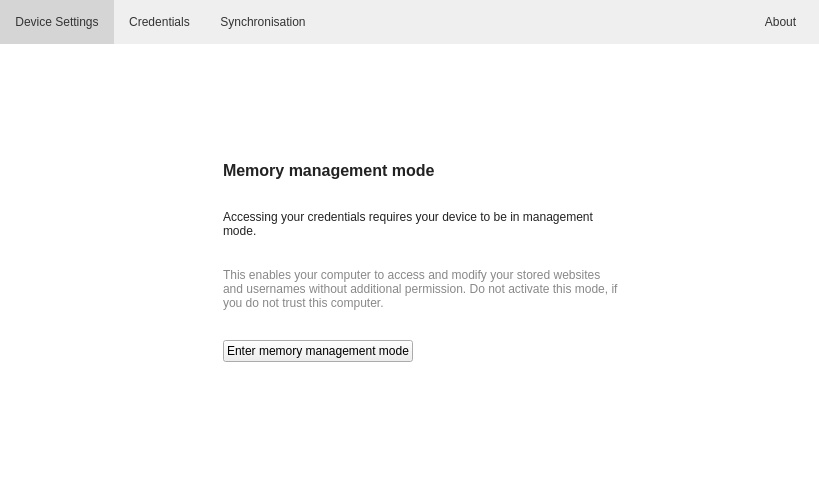
The window that src/MainWindow.ui (mooltipass/moolticute) describes before a commit, drawn with Qt 5.
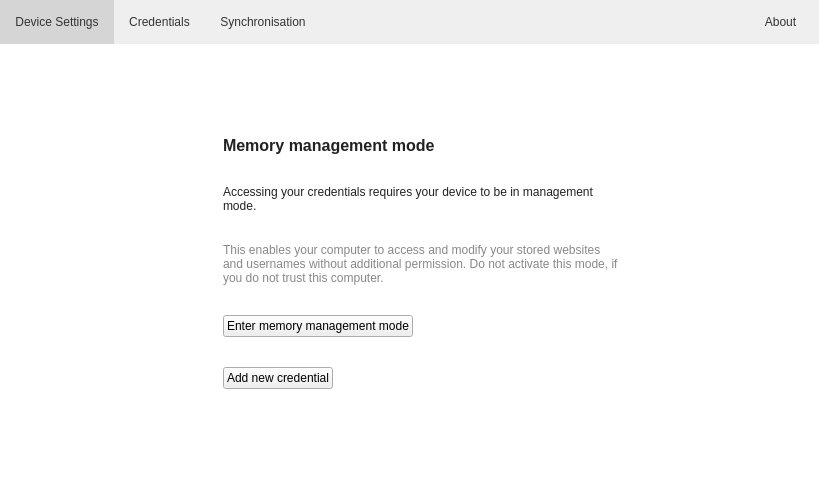
The same window after the commit. The open tabs and pages were chosen to show the change. Icons and pictures are not drawn. Custom widgets are drawn as their Qt base class.

Commit message:
implement set_credential API
To add a new credential use the set_credential api by sending this json
object:

{
    "msg": "set_credential",
    "data": {
        "service": "the new/existing context",
        "login": "the new or existing login",
        "password": "the password",
        "description": "the optional description"
    }
}

This api is used for adding and for updating an existing credential. For
now the description field is ignored as there is no HID command for
changing it yet.

What changed in the file:
```diff
--- a/src/MainWindow.ui
+++ b/src/MainWindow.ui
@@ -7,7 +7,7 @@
     <x>0</x>
     <y>0</y>
     <width>819</width>
-    <height>479</height>
+    <height>480</height>
    </rect>
   </property>
   <property name="windowTitle">
@@ -715,6 +715,30 @@
             </item>
            </layout>
           </item>
+          <item>
+           <layout class="QHBoxLayout" name="horizontalLayout_15">
+            <item>
+             <widget class="QPushButton" name="pushButtonQuickAddCred">
+              <property name="text">
+               <string>Add new credential</string>
+              </property>
+             </widget>
+            </item>
+            <item>
+             <spacer name="horizontalSpacer_19">
+              <property name="orientation">
+               <enum>Qt::Horizontal</enum>
+              </property>
+              <property name="sizeHint" stdset="0">
+               <size>
+                <width>40</width>
+                <height>20</height>
+               </size>
+              </property>
+             </spacer>
+            </item>
+           </layout>
+          </item>
           <item>
            <spacer name="verticalSpacer">
             <property name="orientation">
```
Left out of the diff: 2 changed lines with no effect on the pictures. The commit also changes 17 other files.
